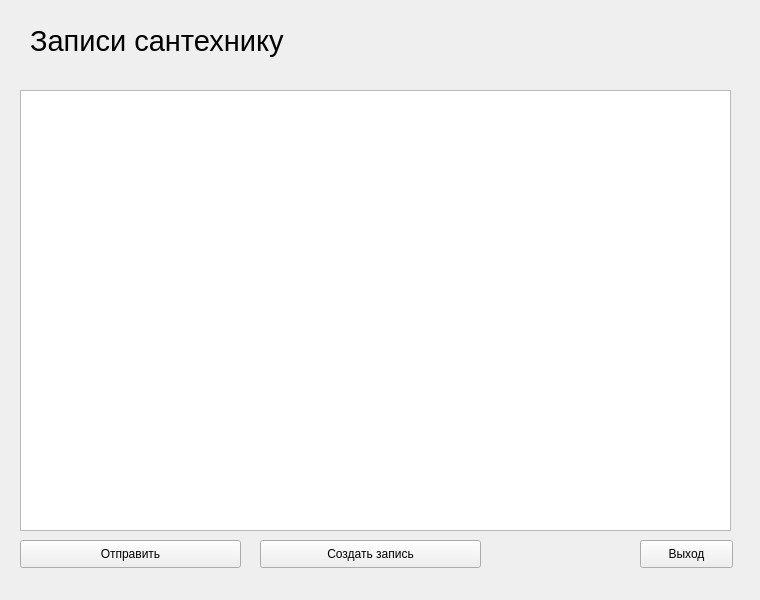
Qt form plumber.ui (SivetsDanil/Digitalization-project-for-SESC-NSU) before a commit.
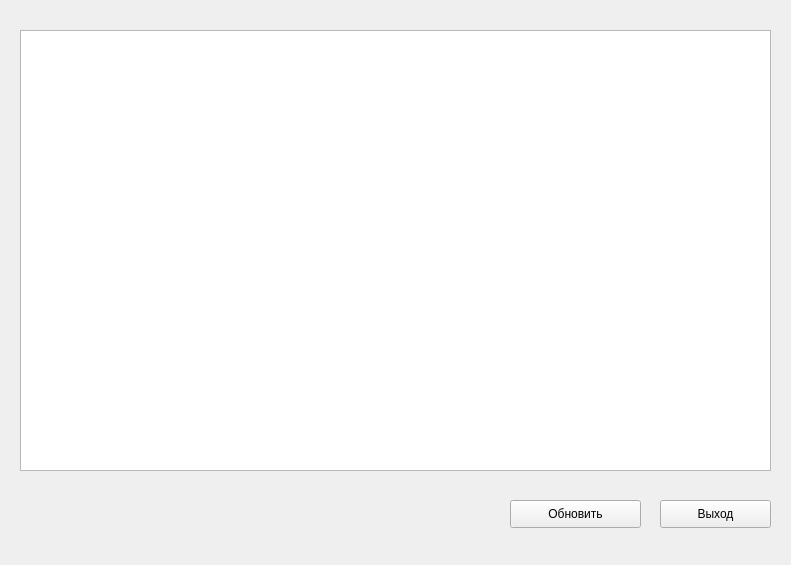
The same form after that commit.

What changed in the file:
```diff
--- a/plumber.ui
+++ b/plumber.ui
@@ -6,8 +6,8 @@
    <rect>
     <x>0</x>
     <y>0</y>
-    <width>760</width>
-    <height>600</height>
+    <width>791</width>
+    <height>565</height>
    </rect>
   </property>
   <property name="windowTitle">
@@ -17,18 +17,31 @@
    <property name="geometry">
     <rect>
      <x>20</x>
-     <y>90</y>
-     <width>711</width>
+     <y>30</y>
+     <width>751</width>
      <height>441</height>
     </rect>
    </property>
   </widget>
+  <widget class="QPushButton" name="update_button">
+   <property name="geometry">
+    <rect>
+     <x>510</x>
+     <y>500</y>
+     <width>131</width>
+     <height>28</height>
+    </rect>
+   </property>
+   <property name="text">
+    <string>Обновить</string>
+   </property>
+  </widget>
   <widget class="QPushButton" name="exit_button">
    <property name="geometry">
     <rect>
-     <x>640</x>
-     <y>540</y>
-     <width>93</width>
+     <x>660</x>
+     <y>500</y>
+     <width>111</width>
      <height>28</height>
     </rect>
    </property>
@@ -36,50 +49,6 @@
     <string>Выход</string>
    </property>
   </widget>
-  <widget class="QPushButton" name="send_button">
-   <property name="geometry">
-    <rect>
-     <x>20</x>
-     <y>540</y>
-     <width>221</width>
-     <height>28</height>
-    </rect>
-   </property>
-   <property name="text">
-    <string>Отправить</string>
-   </property>
-  </widget>
-  <widget class="QLabel" name="label">
-   <property name="geometry">
-    <rect>
-     <x>30</x>
-     <y>20</y>
-     <width>351</width>
-     <height>41</height>
-    </rect>
-   </property>
-   <property name="font">
-    <font>
-     <pointsize>22</pointsize>
-    </font>
-   </property>
-   <property name="text">
-    <string>Записи сантехнику</string>
-   </property>
-  </widget>
-  <widget class="QPushButton" name="create_button">
-   <property name="geometry">
-    <rect>
-     <x>260</x>
-     <y>540</y>
-     <width>221</width>
-     <height>28</height>
-    </rect>
-   </property>
-   <property name="text">
-    <string>Создать запись</string>
-   </property>
-  </widget>
  </widget>
  <resources/>
  <connections/>
```
